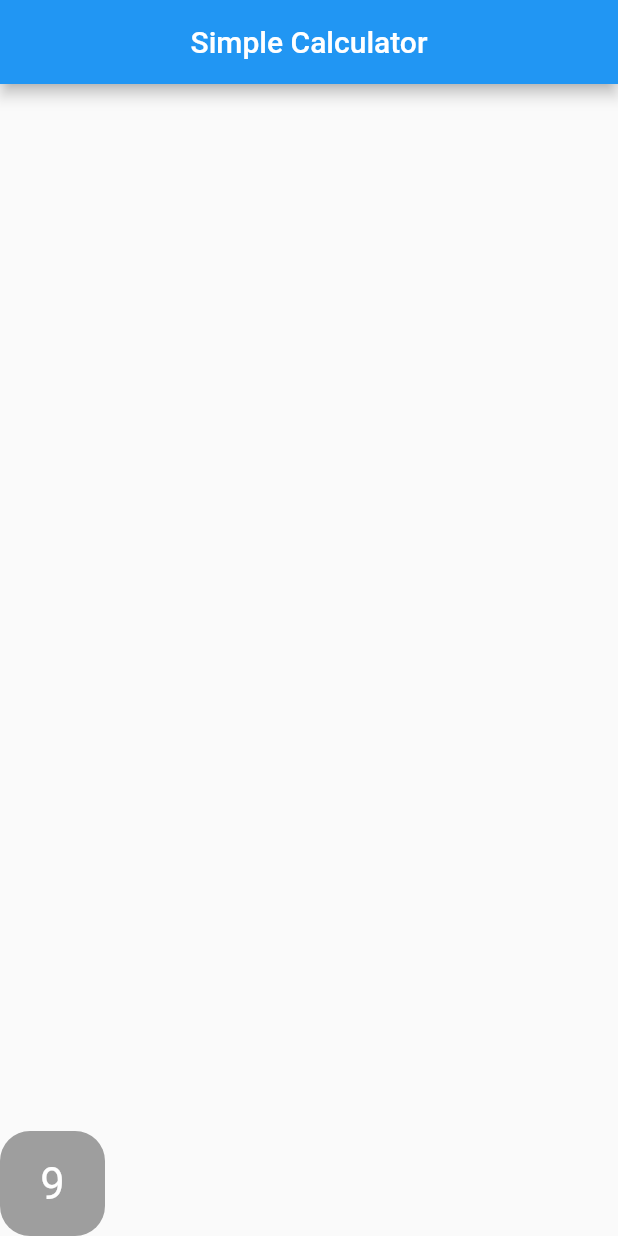
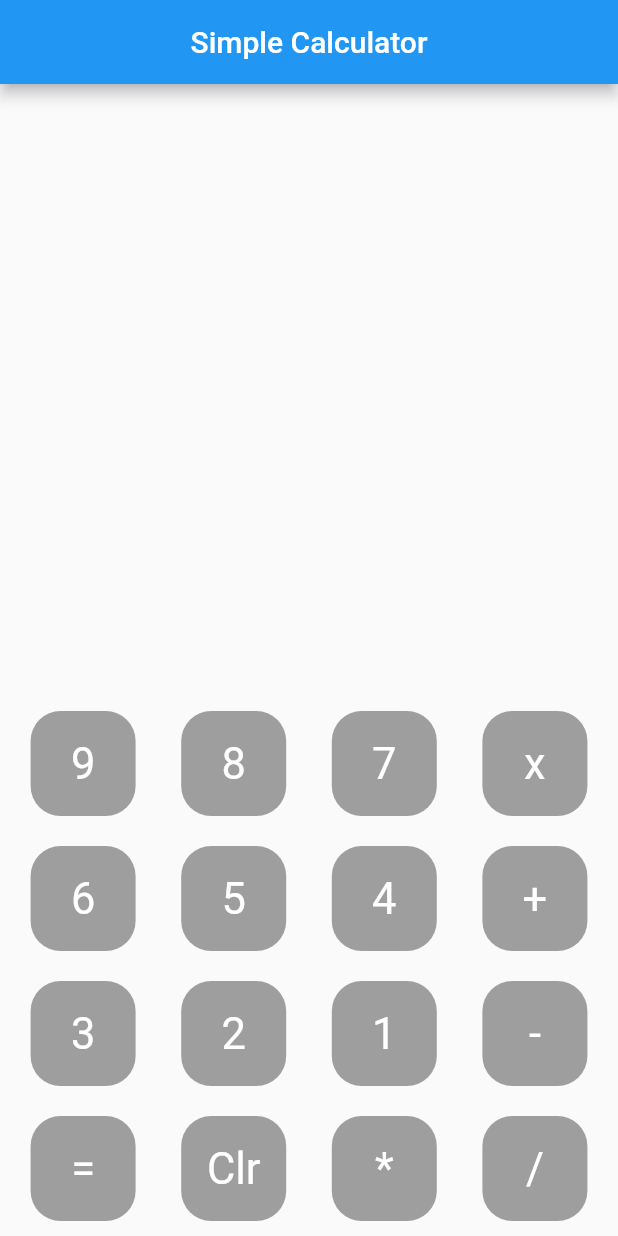
Before and after one commit to Tahasdq/flutter_calculator, a Flutter app: the screen it shows after launch, on a phone screen of 412 x 824 dp. Run offline on Flutter 3.47's test engine with Material 2 defaults, Android fonts, the phone set to English and light mode, and no system bars.

Commit message:
day1 compeleted

```diff
--- a/lib/calculatorbutton.dart
+++ b/lib/calculatorbutton.dart
@@ -0,0 +1,34 @@
+import 'package:flutter/material.dart';
+
+class CalculateButton extends StatelessWidget {
+  final text;
+  const CalculateButton({Key? key,
+    this.text
+  }) : super(key: key);
+
+  @override
+  Widget build(BuildContext context) {
+    return Container(
+      margin: EdgeInsets.all(10.0),
+            child: SizedBox(
+                width: 70,
+                height: 70,
+                child: TextButton(
+                  onPressed: ()=>{},
+                  style:TextButton.styleFrom(
+                    backgroundColor: Colors.grey,
+                    textStyle: TextStyle(
+                      fontSize: 29,
+                    ),
+                    shape: RoundedRectangleBorder(
+                      borderRadius: BorderRadius.circular(20),
+                    ),
+                  ) ,
+                  child: Text("$text",style: TextStyle(
+                      color: Colors.white
+                  ),),
+                )
+            )
+        );
+  }
+}
--- a/lib/main.dart
+++ b/lib/main.dart
@@ -1,4 +1,6 @@
 import 'package:flutter/material.dart';
+
+import 'calculatorbutton.dart';
 
 void main() {
   runApp(
@@ -27,32 +29,34 @@ class _CalculatorState extends State<Calculator> {
         child: Column(
           mainAxisAlignment: MainAxisAlignment.end,
           children: [
-            Row(
-              mainAxisAlignment: MainAxisAlignment.spaceBetween,
+             Row(
+              mainAxisAlignment: MainAxisAlignment.spaceEvenly,
               children: [
-               Container(
-                 child: SizedBox(
-                   width: 70,
-                   height: 70,
-                   child: TextButton(
-                     onPressed: ()=>{},
-                     style:TextButton.styleFrom(
-                       backgroundColor: Colors.grey,
-                      textStyle: TextStyle(
-                        fontSize: 29,
-                      ),
-                      shape: RoundedRectangleBorder(
-                        borderRadius: BorderRadius.circular(20),
-                    ),
-
-
-                   ) ,
-                     child:const Text('9',style: TextStyle(
-                       color: Colors.white
-                     ),),
-                 )
-               )
-               )
+                CalculateButton(text:9),
+                CalculateButton(text:8),
+                CalculateButton(text:7),
+                CalculateButton(text:'x'),
+              ]), Row(
+              mainAxisAlignment: MainAxisAlignment.spaceEvenly,
+              children: [
+                CalculateButton(text:6),
+                CalculateButton(text:5),
+                CalculateButton(text:4),
+                CalculateButton(text:'+'),
+              ]), Row(
+              mainAxisAlignment: MainAxisAlignment.spaceEvenly,
+              children: [
+                CalculateButton(text:3),
+                CalculateButton(text:2),
+                CalculateButton(text:1),
+                CalculateButton(text:'-'),
+              ]), Row(
+              mainAxisAlignment: MainAxisAlignment.spaceEvenly,
+              children: [
+                CalculateButton(text:'='),
+                CalculateButton(text:"Clr"),
+                CalculateButton(text:"*"),
+                CalculateButton(text:'/'),
               ],
             ),
           ],
```
